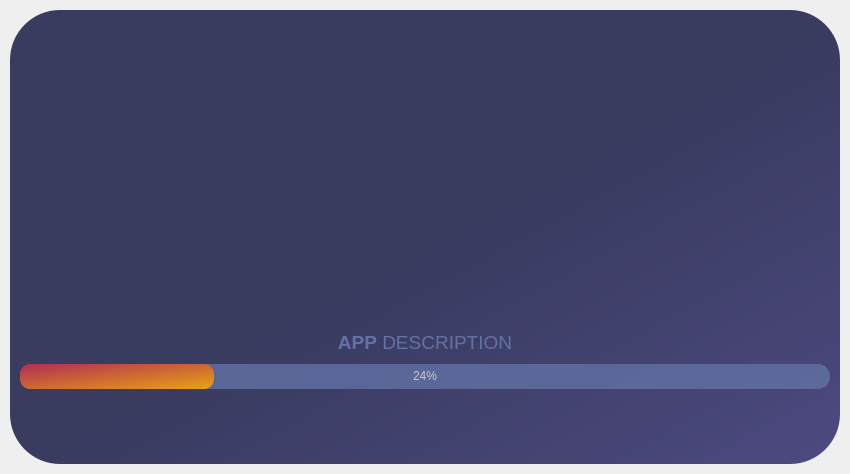
Mechanics-of-Orbit/MOPy, file UI_Functions/splash_screen.ui: the form before one commit.
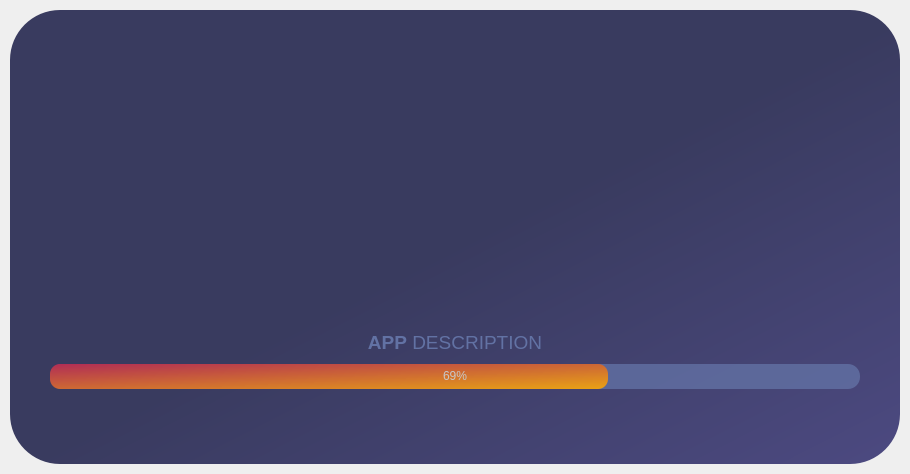
The form after the commit. Icons and pictures are not drawn.

Commit message: linked slider  and dial to spinbox

Patch:
```diff
--- a/UI_Functions/splash_screen.ui
+++ b/UI_Functions/splash_screen.ui
@@ -52,13 +52,13 @@
         <number>0</number>
        </property>
        <property name="leftMargin">
-        <number>10</number>
+        <number>40</number>
        </property>
        <property name="topMargin">
         <number>0</number>
        </property>
        <property name="rightMargin">
-        <number>10</number>
+        <number>40</number>
        </property>
        <property name="bottomMargin">
         <number>0</number>
@@ -228,7 +228,7 @@
 }</string>
          </property>
          <property name="value">
-          <number>24</number>
+          <number>69</number>
          </property>
         </widget>
        </item>
```
The commit also changes 6 other files.
